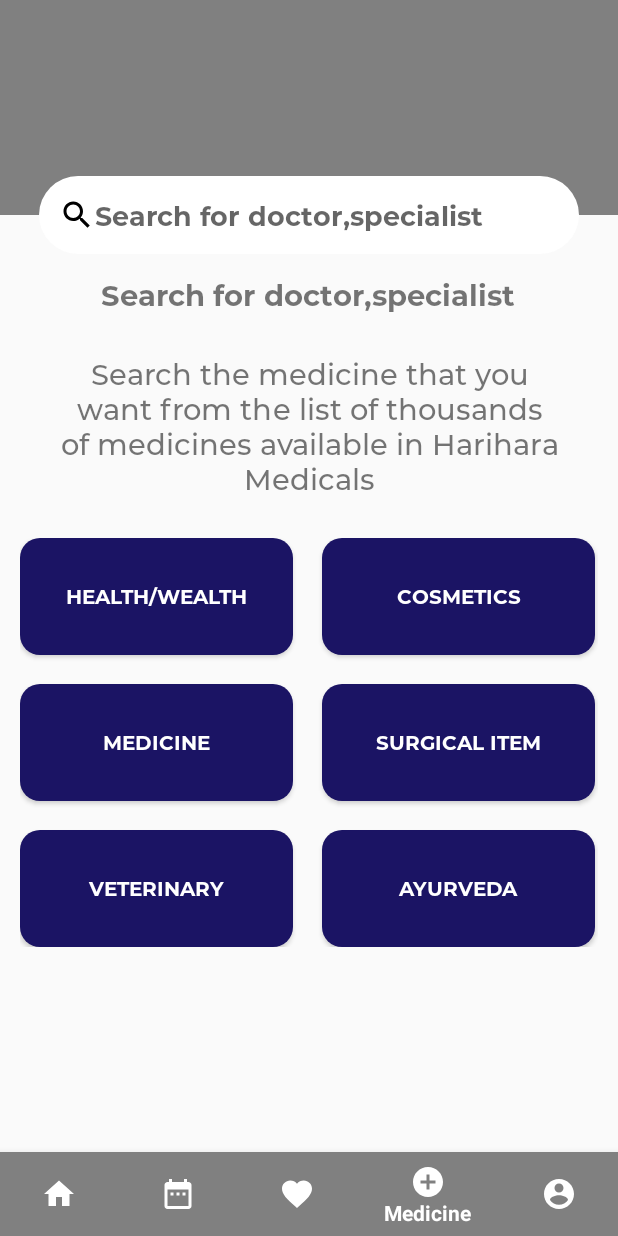
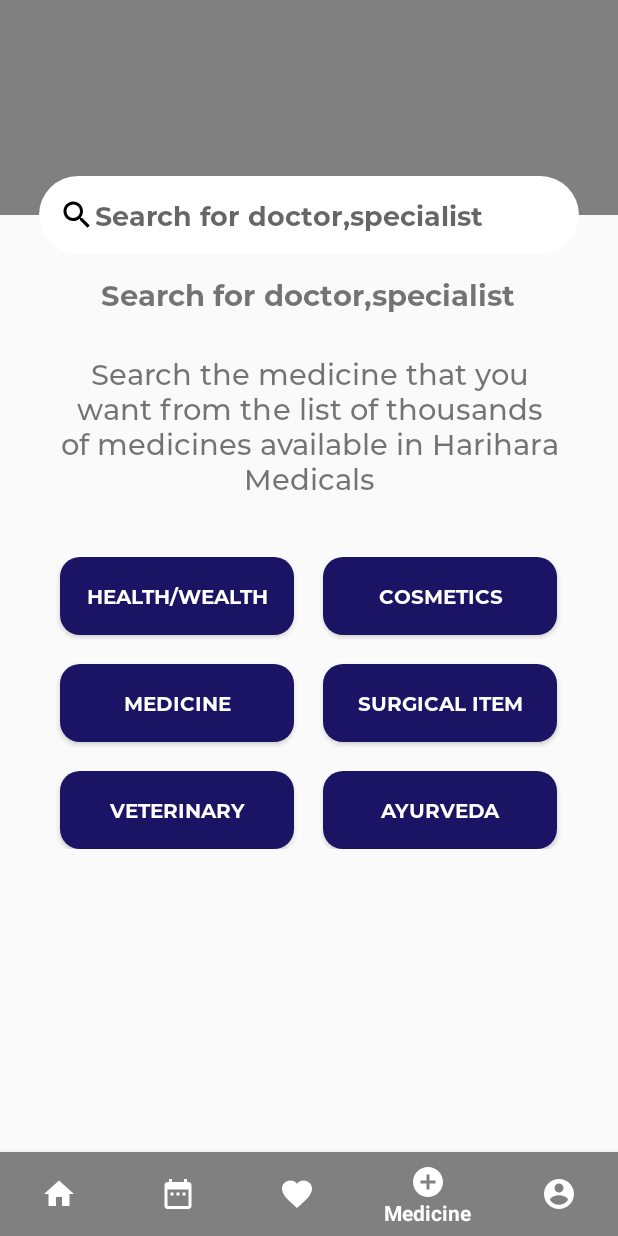
Before and after one commit to NaveenkumarKannan/HariharaMedicals, an Android app: the HomeFragment screen opened directly, with no data from a screen before it, item 4 of the bottom bar chosen, on a phone screen of 412 x 824 dp. Run offline under Robolectric (Android 15) with nearby library versions, the phone set to English and light mode, and no system bars; our stand-ins replace CircleImageView, sdp/ssp sizes; libraries missing offline, so code that uses them is left out: com.smarteist.autoimageslider; pictures from the network do not load; 9 statements that could not run were skipped.

Commit message:
UI changes (LOGESH)
UI changes (LOGESH)

```diff
--- a/app/src/main/java/com/example/harihara_medicals/ui/home/HomeFragment.java
+++ b/app/src/main/java/com/example/harihara_medicals/ui/home/HomeFragment.java
@@ -37,14 +37,17 @@
 
 import java.io.File;
 
+import de.hdodenhof.circleimageview.CircleImageView;
+
 public class HomeFragment extends Fragment {
 
     private HomeViewModel homeViewModel;
     SliderView sliderView;
     TextView text1;
     Button btn1,btn2,btn_menu,live_chat;
-    ImageView img1,img2,img3,img4,home_menu,home_user;
+    ImageView img1,img2,img3,img4,home_menu;
     RelativeLayout layout;
+    CircleImageView home_user;
 
     public View onCreateView(@NonNull LayoutInflater inflater,
                              ViewGroup container, Bundle savedInstanceState) {
--- /dev/null
+++ b/app/src/main/res/drawable-ldpi/ic_arrow_back_black_24dp.xml
@@ -0,0 +1,5 @@
+<vector android:height="24dp" android:tint="#FFFFFF"
+    android:viewportHeight="24.0" android:viewportWidth="24.0"
+    android:width="24dp" xmlns:android="http://schemas.android.com/apk/res/android">
+    <path android:fillColor="#FF000000" android:pathData="M20,11H7.83l5.59,-5.59L12,4l-8,8 8,8 1.41,-1.41L7.83,13H20v-2z"/>
+</vector>
--- a/app/src/main/res/layout/calendar_remainder.xml
+++ b/app/src/main/res/layout/calendar_remainder.xml
@@ -147,9 +147,9 @@
                         android:layout_below="@id/remainder_time"
                         android:fontFamily="@font/montserrat_medium"
                         android:hint="Description"
-                        android:paddingLeft="@dimen/_10sdp"
+                        android:paddingTop="@dimen/_10sdp"
+                        android:paddingStart="@dimen/_10sdp"
                         android:inputType="text"
-
                         android:background="@drawable/desctripion_edt"
                         android:layout_marginTop="@dimen/_30sdp"/>
 
--- a/app/src/main/res/layout/medicien_fragment.xml
+++ b/app/src/main/res/layout/medicien_fragment.xml
@@ -8,7 +8,7 @@
     <ImageView
         android:layout_width="match_parent"
         android:layout_height="@dimen/_110sdp"
-        android:background="#3377ff"
+        android:background="#1B1464"
         />
 
     <EditText
--- a/app/src/main/res/layout/medicine_list.xml
+++ b/app/src/main/res/layout/medicine_list.xml
@@ -15,7 +15,7 @@
                 android:layout_width="@dimen/_80sdp"
                 android:layout_height="@dimen/_80sdp"
                 android:id="@+id/medicine_img"
-            android:background="#3344ff"
+                android:background="#1B1464"
                 />
             <TextView
                 android:layout_width="wrap_content"
@@ -80,7 +80,7 @@
                 android:layout_toRightOf="@id/medicine_price"
                 android:layout_below="@id/medicine_count"
                 android:layout_marginLeft="@dimen/_70sdp"
-                android:textColor="#3377ff"/>
+                android:textColor="#1B1464"/>
             <TextView
                 android:layout_width="wrap_content"
                 android:layout_height="wrap_content"
--- a/app/src/main/res/layout/product_fragment2_fragment.xml
+++ b/app/src/main/res/layout/product_fragment2_fragment.xml
@@ -59,11 +59,12 @@
                 android:layout_below="@id/product_textview2"
                 android:layout_width="match_parent"
                 android:layout_height="wrap_content"
-        android:padding="@dimen/_10sdp"
+                android:gravity="center"
+                android:layout_marginTop="@dimen/_20sdp"
                 >
                 <Button
-        android:layout_width="@dimen/_140sdp"
-        android:layout_height="@dimen/_60sdp"
+                    android:layout_width="@dimen/_120sdp"
+                    android:layout_height="@dimen/_40sdp"
                     android:text="@string/title_health"
                     android:textSize="@dimen/_10sdp"
                     android:textColor="@color/colorwhite"
@@ -72,8 +73,8 @@
                     android:fontFamily="@font/montserrat_bold"
                     android:background="@drawable/btn_radius"/>
                 <Button
-        android:layout_width="@dimen/_140sdp"
-        android:layout_height="@dimen/_60sdp"
+                    android:layout_width="@dimen/_120sdp"
+                    android:layout_height="@dimen/_40sdp"
                     android:text="@string/title_cosmetics"
                     android:textSize="@dimen/_10sdp"
                     android:textStyle="bold"
@@ -85,8 +86,8 @@
                     android:background="@drawable/btn_radius"
                     />
                 <Button
-            android:layout_width="@dimen/_140sdp"
-            android:layout_height="@dimen/_60sdp"
+                    android:layout_width="@dimen/_120sdp"
+                    android:layout_height="@dimen/_40sdp"
                     android:text="@string/title_medicine"
                     android:textSize="@dimen/_10sdp"
                     android:textStyle="bold"
@@ -98,8 +99,8 @@
                     android:background="@drawable/btn_radius"
                     />
                 <Button
-            android:layout_width="@dimen/_140sdp"
-            android:layout_height="@dimen/_60sdp"
+                    android:layout_width="@dimen/_120sdp"
+                    android:layout_height="@dimen/_40sdp"
                     android:text="@string/title_surgical"
                     android:textSize="@dimen/_10sdp"
                     android:textStyle="bold"
@@ -113,8 +114,8 @@
                     android:background="@drawable/btn_radius"
                     />
                 <Button
-            android:layout_width="@dimen/_140sdp"
-            android:layout_height="@dimen/_60sdp"
+                    android:layout_width="@dimen/_120sdp"
+                    android:layout_height="@dimen/_40sdp"
                     android:text="@string/title_veterinary"
                     android:textSize="@dimen/_10sdp"
                     android:layout_marginTop="@dimen/_15sdp"
@@ -126,8 +127,8 @@
                     android:background="@drawable/btn_radius"
                     />
                 <Button
-            android:layout_width="@dimen/_140sdp"
-            android:layout_height="@dimen/_60sdp"
+                    android:layout_width="@dimen/_120sdp"
+                    android:layout_height="@dimen/_40sdp"
                     android:text="@string/title_ayurveda"
                     android:textSize="@dimen/_10sdp"
                     android:textStyle="bold"
```
Also changed, not shown: app/src/main/java/com/example/harihara_medicals/Doctor/General_doctor.java (+12 -0 lines), app/src/main/java/com/example/harihara_medicals/Medicine/My_order_activity.java (+16 -0 lines), app/src/main/res/layout/activity_medicine.xml (+4 -3 lines), app/src/main/res/layout/fragment_bookdr.xml (+15 -14 lines), app/src/main/res/layout/fragment_calender.xml (+10 -7 lines), app/src/main/res/layout/fragment_home.xml (+9 -6 lines), app/src/main/res/layout/general_doctor.xml (+27 -2 lines), app/src/main/res/layout/my_order_activity.xml (+35 -10 lines), 2 other files. Lines whose indentation alone changed are shown as unchanged.
